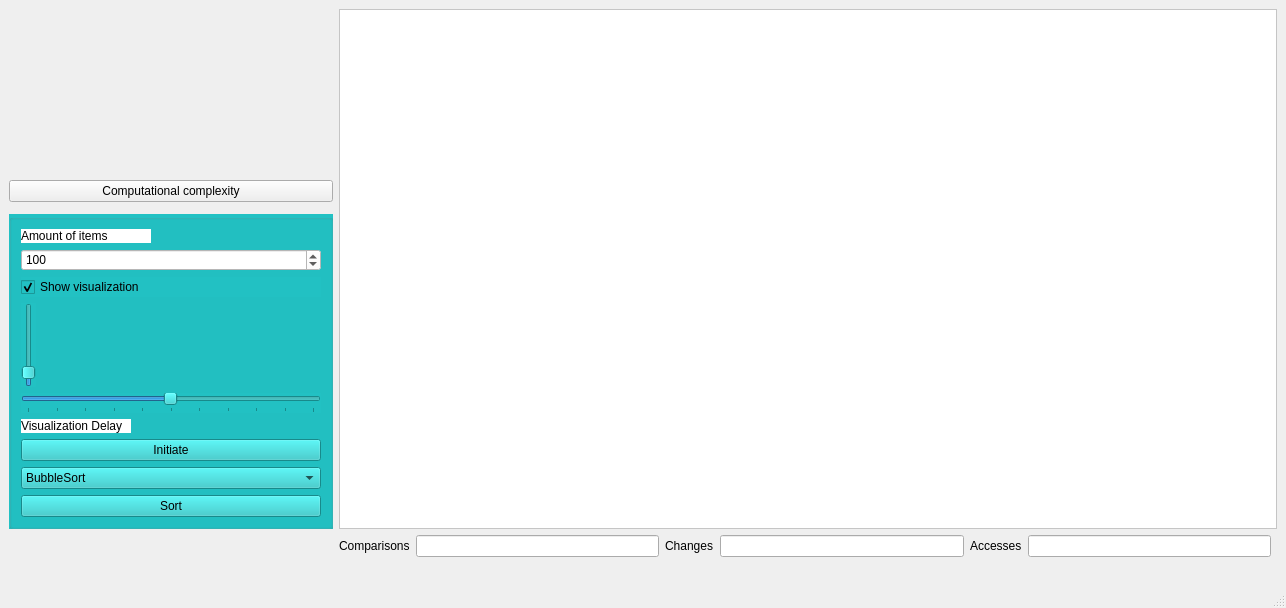
yegorgru/OOP_Lab2_4_Semester, file Sortings_Visualization/mainwindow.ui: the form before one commit.
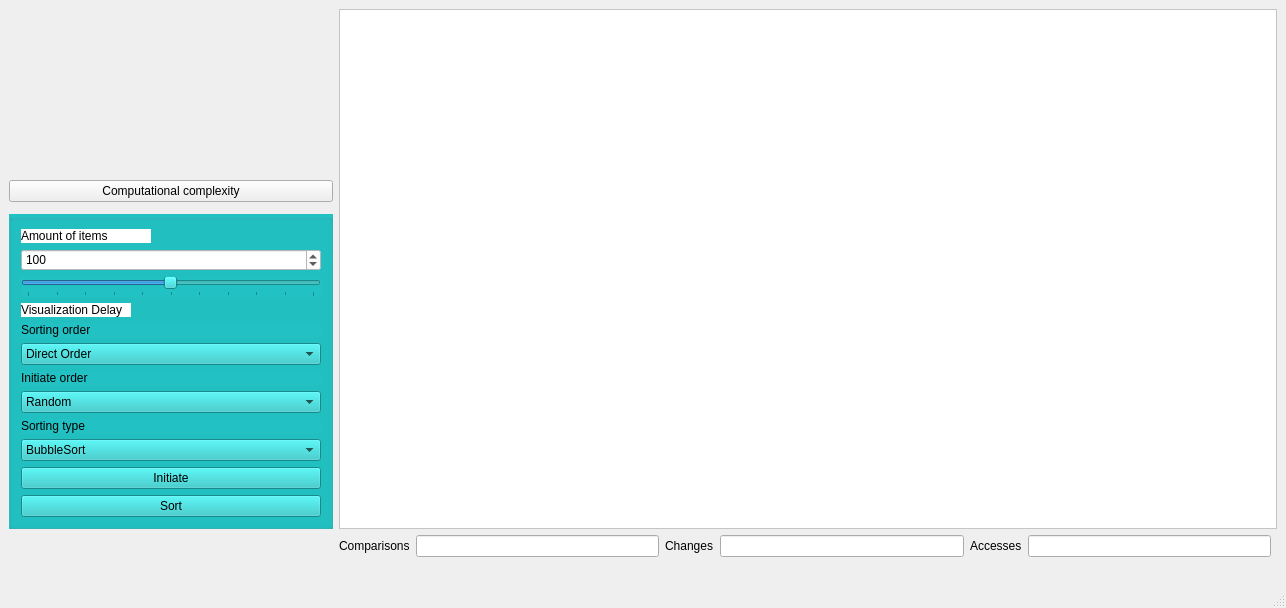
The form after the commit.

What changed in the file:
```diff
--- a/Sortings_Visualization/mainwindow.ui
+++ b/Sortings_Visualization/mainwindow.ui
@@ -97,41 +97,6 @@
          </property>
         </widget>
        </item>
-       <item>
-        <widget class="QCheckBox" name="ShowVisualizationCheckBox">
-         <property name="text">
-          <string>Show visualization </string>
-         </property>
-         <property name="checked">
-          <bool>true</bool>
-         </property>
-        </widget>
-       </item>
-       <item>
-        <widget class="QSlider" name="verticalSlider">
-         <property name="layoutDirection">
-          <enum>Qt::LeftToRight</enum>
-         </property>
-         <property name="minimum">
-          <number>10</number>
-         </property>
-         <property name="maximum">
-          <number>10000</number>
-         </property>
-         <property name="singleStep">
-          <number>10</number>
-         </property>
-         <property name="value">
-          <number>1000</number>
-         </property>
-         <property name="orientation">
-          <enum>Qt::Vertical</enum>
-         </property>
-         <property name="tickInterval">
-          <number>10</number>
-         </property>
-        </widget>
-       </item>
        <item>
         <widget class="QSlider" name="Slider">
          <property name="minimumSize">
@@ -192,15 +157,56 @@
         </widget>
        </item>
        <item>
-        <widget class="QPushButton" name="InitiateButton">
-         <property name="maximumSize">
-          <size>
-           <width>16777215</width>
-           <height>16777215</height>
-          </size>
+        <widget class="QLabel" name="label_6">
+         <property name="text">
+          <string>Sorting order</string>
          </property>
+        </widget>
+       </item>
+       <item>
+        <widget class="QComboBox" name="SortingOrder">
+         <item>
+          <property name="text">
+           <string>Direct Order</string>
+          </property>
+         </item>
+         <item>
+          <property name="text">
+           <string>Reverse Order</string>
+          </property>
+         </item>
+        </widget>
+       </item>
+       <item>
+        <widget class="QLabel" name="label_7">
          <property name="text">
-          <string>Initiate</string>
+          <string>Initiate order</string>
+         </property>
+        </widget>
+       </item>
+       <item>
+        <widget class="QComboBox" name="InitiateOrder">
+         <item>
+          <property name="text">
+           <string>Random</string>
+          </property>
+         </item>
+         <item>
+          <property name="text">
+           <string>Almost Sorted</string>
+          </property>
+         </item>
+         <item>
+          <property name="text">
+           <string>Almost Sorted in Reverse Order</string>
+          </property>
+         </item>
+        </widget>
+       </item>
+       <item>
+        <widget class="QLabel" name="label_8">
+         <property name="text">
+          <string>Sorting type</string>
          </property>
         </widget>
        </item>
@@ -340,6 +346,19 @@
          </item>
         </widget>
        </item>
+       <item>
+        <widget class="QPushButton" name="InitiateButton">
+         <property name="maximumSize">
+          <size>
+           <width>16777215</width>
+           <height>16777215</height>
+          </size>
+         </property>
+         <property name="text">
+          <string>Initiate</string>
+         </property>
+        </widget>
+       </item>
        <item>
         <widget class="QPushButton" name="SortButton">
          <property name="maximumSize">
```
Left out of the diff: 80 changed lines with no effect on the pictures.
